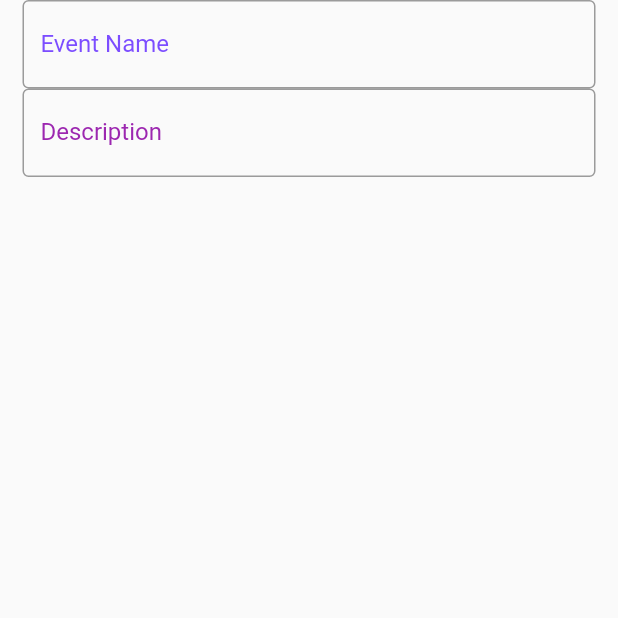
After one commit to NidhiBhanushali3701/Evento, a Flutter app: the NewEventScreen screen opened directly, on a phone screen of 412 x 824 dp, the top half of it. The commit adds this screen. Run offline on Flutter 3.47's test engine with Material 2 defaults, Android fonts, the phone set to English and light mode, and no system bars; our stand-ins replace share; network calls fail.

```diff
--- a/lib/screens/home_screen.dart
+++ b/lib/screens/home_screen.dart
@@ -44,7 +44,6 @@ class _HomeScreenState extends State<HomeScreen> {
                   ),
                 ],
               )
-              //ListView(),
             ],
           ),
         ),
--- /dev/null
+++ b/lib/screens/new_event_screen.dart
@@ -0,0 +1,70 @@
+import 'package:flutter/material.dart';
+
+class NewEventScreen extends StatefulWidget {
+  @override
+  _NewEventScreenState createState() => _NewEventScreenState();
+}
+
+class _NewEventScreenState extends State<NewEventScreen> {
+
+  @override
+  Widget build(BuildContext context) {
+    return Scaffold(
+      body: SafeArea(
+        child: Container(
+          child: Form(
+            child: Column(
+              children: [
+                Padding(
+                  //padding: const EdgeInsets.only(left:15.0,right: 15.0,top:0,bottom: 0),
+                  padding: EdgeInsets.symmetric(horizontal: 15),
+                  child: TextField(
+                    textAlign: TextAlign.center,
+                    // ignore: missing_return
+                    decoration: InputDecoration(
+                        border: OutlineInputBorder(
+                          borderSide: BorderSide(color: Colors.deepPurpleAccent),
+                        ),
+                        focusedBorder: OutlineInputBorder(
+                            borderSide: BorderSide(color: Colors.deepPurpleAccent)),
+                        labelText: 'Event Name',
+                        labelStyle: TextStyle(color: Colors.deepPurpleAccent),
+                        hintText: 'Enter Event Name'),
+                    //onSaved: (newValue) => _nameController.text = newValue,//commented on 6.11pm 17-3-21
+                    onChanged: (value) {
+
+                    },
+                  ),
+                ),
+                SizedBox(),
+                Padding(
+                  //padding: const EdgeInsets.only(left:15.0,right: 15.0,top:0,bottom: 0),
+                  padding: EdgeInsets.symmetric(horizontal: 15),
+                  child: TextField(
+                    textAlign: TextAlign.center,
+                    // ignore: missing_return
+                    decoration: InputDecoration(
+                        border: OutlineInputBorder(
+                          borderSide: BorderSide(color: Colors.purple),
+                        ),
+                        focusedBorder: OutlineInputBorder(
+                            borderSide: BorderSide(color: Colors.purple)),
+                        labelText: 'Description',
+                        labelStyle: TextStyle(color: Colors.purple),
+                        hintText: 'Enter Event Description'),
+                    //onSaved: (newValue) => _nameController.text = newValue,//commented on 6.11pm 17-3-21
+                    onChanged: (value) {
+
+                    },
+                  ),
+                ),
+                SizedBox(),
+
+              ],
+            ),
+          ),
+        ),
+      ),
+    );
+  }
+}
```
Also changed, not shown: pubspec.lock, 3 other files.
